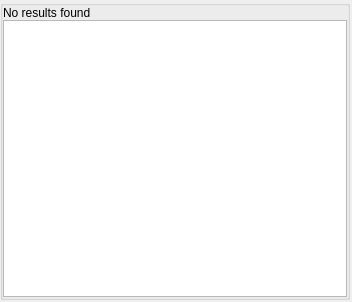
Qt form opensyde_tool/src/navigable_gui/C_NagToolBarSearchResults.ui (openSYDE/openSYDE) before a commit.
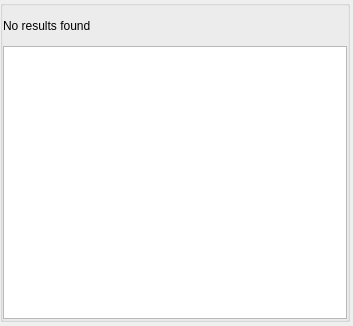
The same form after that commit. Custom widgets are drawn as their Qt base class.

Patch:
```diff
--- a/opensyde_tool/src/navigable_gui/C_NagToolBarSearchResults.ui
+++ b/opensyde_tool/src/navigable_gui/C_NagToolBarSearchResults.ui
@@ -6,10 +6,22 @@
    <rect>
     <x>0</x>
     <y>0</y>
-    <width>352</width>
-    <height>302</height>
+    <width>353</width>
+    <height>326</height>
    </rect>
   </property>
+  <property name="minimumSize">
+   <size>
+    <width>0</width>
+    <height>326</height>
+   </size>
+  </property>
+  <property name="maximumSize">
+   <size>
+    <width>16777215</width>
+    <height>326</height>
+   </size>
+  </property>
   <property name="windowTitle">
    <string>Form</string>
   </property>
@@ -39,13 +51,13 @@
        <property name="minimumSize">
         <size>
          <width>350</width>
-         <height>300</height>
+         <height>322</height>
         </size>
        </property>
        <property name="maximumSize">
         <size>
          <width>350</width>
-         <height>16777215</height>
+         <height>322</height>
         </size>
        </property>
        <property name="title">
@@ -69,6 +81,12 @@
         </property>
         <item>
          <widget class="stw_opensyde_gui_elements::C_OgeLabToolBarNoSearchResult" name="pc_LabelNoSearchResultsFound">
+          <property name="minimumSize">
+           <size>
+            <width>0</width>
+            <height>40</height>
+           </size>
+          </property>
           <property name="text">
            <string>No results found</string>
           </property>
```
